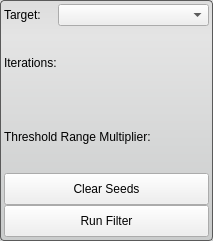
Before: the Qt Designer form src/Interface/ToolInterface/ConfidenceConnectedFilterInterface.ui in SCIInstitute/Seg3D, drawn with Qt 5.
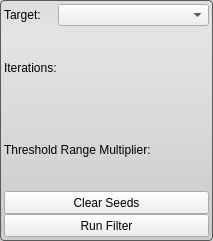
After: the same form once the commit is applied.

The edit to the form file:
```diff
--- a/src/Interface/ToolInterface/ConfidenceConnectedFilterInterface.ui
+++ b/src/Interface/ToolInterface/ConfidenceConnectedFilterInterface.ui
@@ -123,13 +123,13 @@
        <property name="minimumSize">
         <size>
          <width>0</width>
-         <height>32</height>
+         <height>23</height>
         </size>
        </property>
        <property name="maximumSize">
         <size>
          <width>16777215</width>
-         <height>32</height>
+         <height>23</height>
         </size>
        </property>
        <property name="text">
@@ -148,13 +148,13 @@
        <property name="minimumSize">
         <size>
          <width>0</width>
-         <height>32</height>
+         <height>23</height>
         </size>
        </property>
        <property name="maximumSize">
         <size>
          <width>16777215</width>
-         <height>32</height>
+         <height>23</height>
         </size>
        </property>
        <property name="text">
```
Left out of the diff: 6 changed lines with no effect on the pictures.
